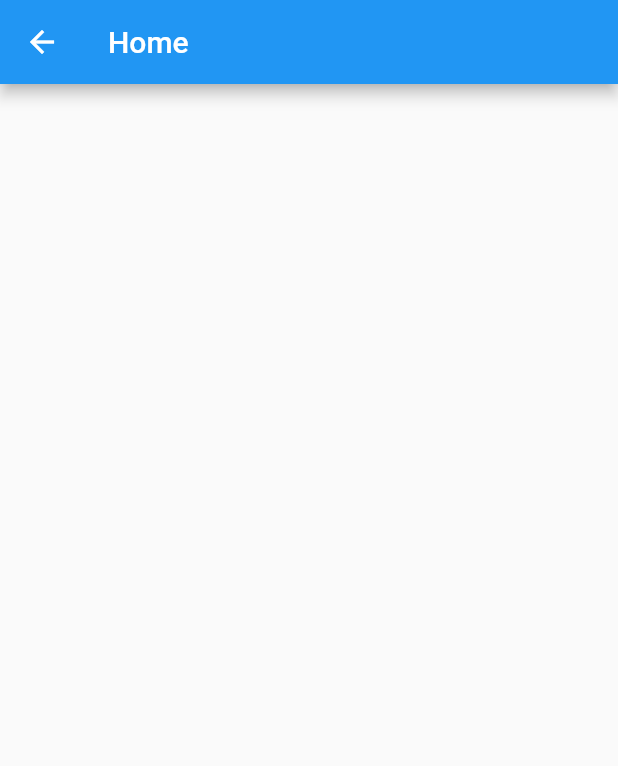
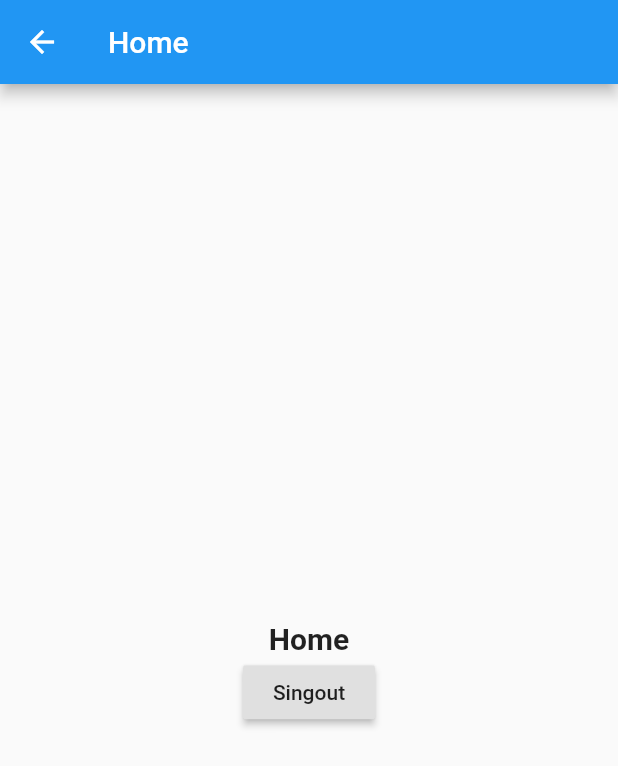
Before and after one commit to xaakib/Getx--firebase_auth-crud_final, a Flutter app: the Home screen opened directly, on a phone screen of 412 x 824 dp. Shown: the top 766 px of the screen. Run offline on Flutter 3.47's test engine with Material 2 defaults, Android fonts, the phone set to English and light mode, and no system bars; our stand-ins replace firebase_auth, get; accounts and stored records are empty; network calls fail.

Commit message:
done auth

```diff
--- a/lib/cotrollers/bindings/authController.dart
+++ b/lib/cotrollers/bindings/authController.dart
@@ -6,8 +6,9 @@ class AuthController extends GetxController {
   Rx<FirebaseUser> _firebaseUser = Rx<FirebaseUser>();
   String get user => _firebaseUser.value?.email;
   @override
-  void onInt() {
+  void onInit() {
     _firebaseUser.bindStream(_auth.onAuthStateChanged);
+    super.onInit();
   }
 
   void createUser(String email, String password) async {
--- a/lib/screens/home.dart
+++ b/lib/screens/home.dart
@@ -1,12 +1,37 @@
+import 'package:firebase_crud_final/cotrollers/bindings/authController.dart';
 import 'package:flutter/material.dart';
+import 'package:get/get.dart';
+import 'package:get/state_manager.dart';
 
-class Home extends StatelessWidget {
+class Home extends GetWidget<AuthController> {
+  final TextEditingController _todoController = TextEditingController();
   @override
   Widget build(BuildContext context) {
     return Scaffold(
       appBar: AppBar(
         title: Text("Home"),
       ),
+      body: Center(
+        child: Column(
+          mainAxisAlignment: MainAxisAlignment.center,
+          children: <Widget>[
+            SizedBox(
+              height: 20,
+            ),
+            Text(
+              "Home",
+              style: TextStyle(
+                fontSize: 20,
+                fontWeight: FontWeight.bold,
+              ),
+            ),
+            RaisedButton(
+              child: Text("Singout"),
+              onPressed: () => controller.singOut(),
+            ),
+          ],
+        ),
+      ),
     );
   }
 }
```
